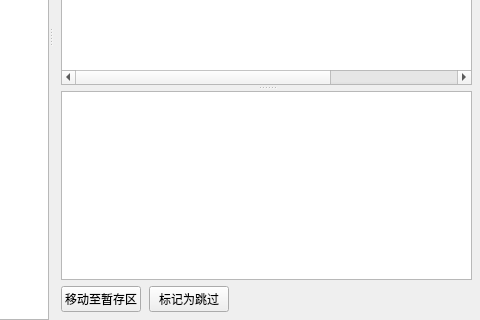
This is src/fuscan/gui/main_window.ui in gookeryoung/uniscan as Qt 5 draws it before an edit; both pictures show x 579 to 1059 and y 370 to 690 of the 1059 by 690 pixel window. The edited form follows.
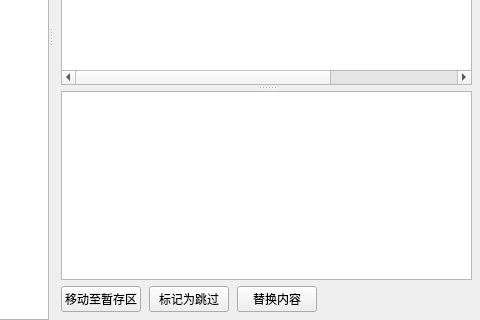
This is the edited form. The open tabs and pages were chosen to show the change. Icons and pictures are not drawn. Custom widgets are drawn as their Qt base class.

Commit message:
feat: 新增命中内容替换功能，支持规则驱动的备份与文本替换
在详情区新增「替换内容」按钮，规则中 replace: true 启用替换，replace_with 定义替换内容。替换前自动备份源文件到备份区（.bak 后缀），支持保留相对路径或仅文件名两种模式。新增 replacer.py 替换引擎，支持文本与二进制双模式替换，扩展名白名单拒绝二进制格式。设置对话框新增备份区路径与保留相对路径配置项 (refs req-30)

```diff
--- a/src/fuscan/gui/main_window.ui
+++ b/src/fuscan/gui/main_window.ui
@@ -1433,6 +1433,16 @@
                          </property>
                         </widget>
                        </item>
+                       <item>
+                        <widget class="QPushButton" name="replace_content_btn">
+                         <property name="toolTip">
+                          <string>先将源文件备份到备份区（.bak），再把命中的敏感内容按规则替换为指定文本</string>
+                         </property>
+                         <property name="text">
+                          <string>替换内容</string>
+                         </property>
+                        </widget>
+                       </item>
                        <item>
                         <spacer name="detail_actions_spacer">
                          <property name="orientation">
```
Left out of the diff: 2 changed lines with no effect on the pictures. Lines whose indentation alone changed are shown as unchanged. The commit also changes 17 other files.
